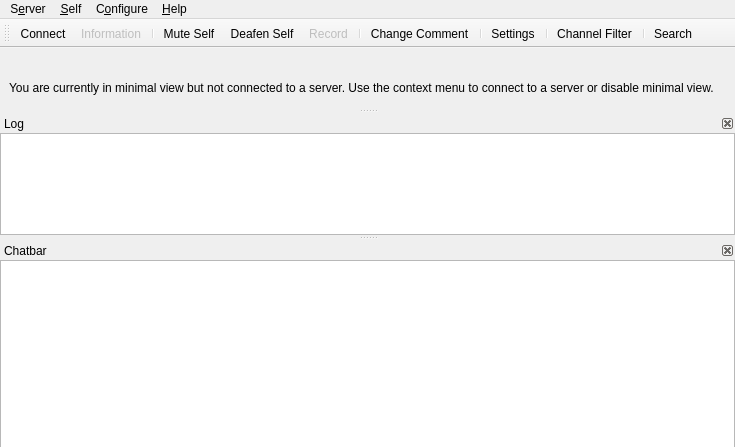
Above: src/mumble/MainWindow.ui from mumble-voip/mumble before the change. Below: the same form after it.
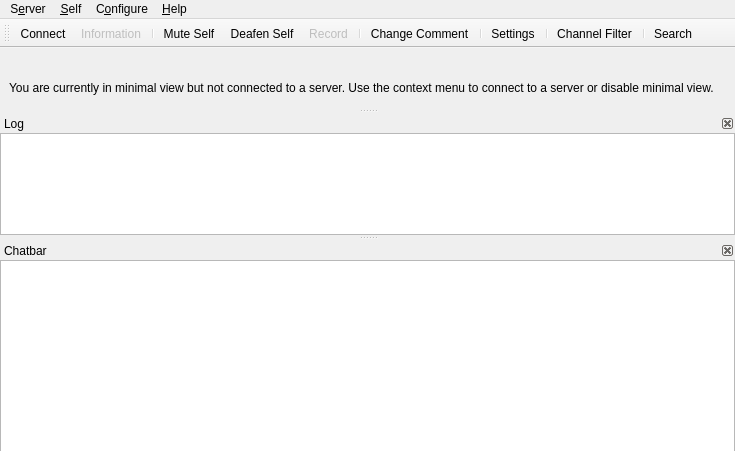
That is the form after the change. Icons and pictures are not drawn. Custom widgets are drawn as their Qt base class.

```diff
--- a/src/mumble/MainWindow.ui
+++ b/src/mumble/MainWindow.ui
@@ -7,7 +7,7 @@
     <x>0</x>
     <y>0</y>
     <width>735</width>
-    <height>435</height>
+    <height>451</height>
    </rect>
   </property>
   <property name="windowTitle">
@@ -133,6 +133,12 @@
      <verstretch>0</verstretch>
     </sizepolicy>
    </property>
+   <property name="maximumSize">
+    <size>
+     <width>524287</width>
+     <height>300</height>
+    </size>
+   </property>
    <property name="toolTip">
     <string/>
    </property>
```
Left out of the diff: 24 changed lines with no effect on the pictures.
